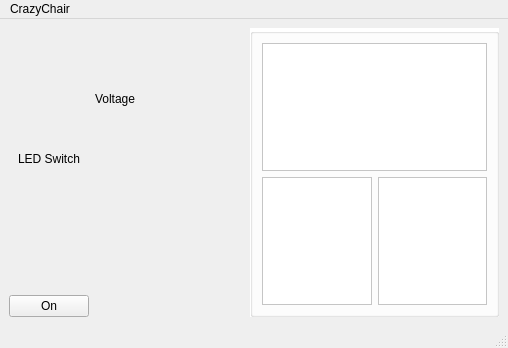
The window that src/UIs/MainWindow.ui (cooolallen/CrazyChair) describes before a commit, drawn with Qt 5.
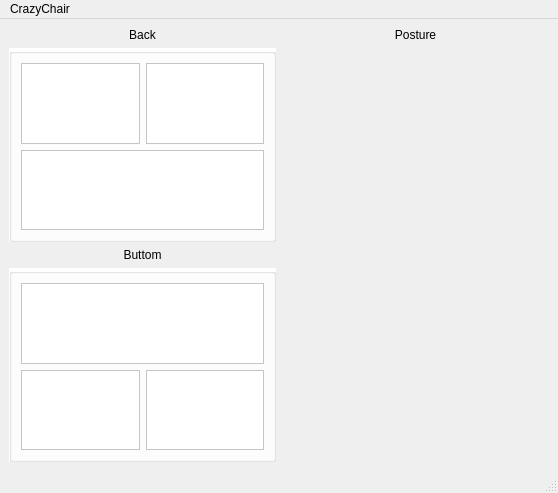
The same window after the commit.

Commit message: UI update and initial the SVM module

Diff of the .ui file:
```diff
--- a/src/UIs/MainWindow.ui
+++ b/src/UIs/MainWindow.ui
@@ -6,82 +6,87 @@
    <rect>
     <x>0</x>
     <y>0</y>
-    <width>508</width>
-    <height>348</height>
+    <width>558</width>
+    <height>493</height>
    </rect>
   </property>
   <property name="windowTitle">
    <string>MainWindow</string>
   </property>
   <widget class="QWidget" name="centralwidget">
-   <layout class="QHBoxLayout" name="horizontalLayout_5">
-    <item>
-     <layout class="QHBoxLayout" name="horizontalLayout_4" stretch="10,30,50">
-      <item>
-       <layout class="QVBoxLayout" name="verticalLayout_2">
-        <item>
+   <layout class="QGridLayout" name="gridLayout_3">
+    <item row="0" column="0">
          <layout class="QHBoxLayout" name="horizontalLayout">
           <item>
-           <spacer name="horizontalSpacer_2">
-            <property name="orientation">
-             <enum>Qt::Horizontal</enum>
-            </property>
-            <property name="sizeHint" stdset="0">
-             <size>
-              <width>40</width>
-              <height>20</height>
-             </size>
-            </property>
-           </spacer>
-          </item>
+       <layout class="QVBoxLayout" name="verticalLayout_4" stretch="0,100,0,100">
           <item>
-           <widget class="QLabel" name="label">
+         <widget class="QLabel" name="label_4">
             <property name="text">
-             <string>LED Switch</string>
-            </property>
-           </widget>
-          </item>
-          <item>
-           <spacer name="horizontalSpacer">
-            <property name="orientation">
-             <enum>Qt::Horizontal</enum>
-            </property>
-            <property name="sizeHint" stdset="0">
-             <size>
-              <width>40</width>
-              <height>20</height>
-             </size>
-            </property>
-           </spacer>
-          </item>
-         </layout>
-        </item>
-        <item>
-         <widget class="QPushButton" name="ledButton">
-          <property name="text">
-           <string>On</string>
-          </property>
+           <string>Back</string>
+          </property>
+          <property name="alignment">
+           <set>Qt::AlignCenter</set>
+          </property>
          </widget>
         </item>
-       </layout>
-      </item>
       <item>
+         <widget class="QGroupBox" name="back">
+          <property name="styleSheet">
+           <string notr="true">QWidget {
+	background-color: #fff
+}</string>
+          </property>
+          <layout class="QGridLayout" name="gridLayout_2">
+           <item row="0" column="0">
        <layout class="QVBoxLayout" name="verticalLayout">
         <item>
-         <widget class="QLabel" name="label_2">
-          <property name="text">
-           <string>Voltage</string>
-          </property>
+              <layout class="QHBoxLayout" name="horizontalLayout_5">
+               <item>
+                <widget class="QFrame" name="backLeft">
+                 <property name="frameShape">
+                  <enum>QFrame::StyledPanel</enum>
+                 </property>
+                 <property name="frameShadow">
+                  <enum>QFrame::Raised</enum>
+                 </property>
          </widget>
         </item>
         <item>
-         <widget class="QLabel" name="voltage">
-          <property name="text">
-           <string/>
-          </property>
+                <widget class="QFrame" name="backRight">
+                 <property name="frameShape">
+                  <enum>QFrame::StyledPanel</enum>
+                 </property>
+                 <property name="frameShadow">
+                  <enum>QFrame::Raised</enum>
+                 </property>
          </widget>
         </item>
        </layout>
+             </item>
+             <item>
+              <widget class="QFrame" name="backDown">
+               <property name="frameShape">
+                <enum>QFrame::StyledPanel</enum>
+               </property>
+               <property name="frameShadow">
+                <enum>QFrame::Raised</enum>
+               </property>
+              </widget>
+             </item>
+            </layout>
+           </item>
+          </layout>
+         </widget>
+        </item>
+        <item>
+         <widget class="QLabel" name="label_3">
+          <property name="text">
+           <string>Buttom</string>
+          </property>
+          <property name="alignment">
+           <set>Qt::AlignCenter</set>
+          </property>
+         </widget>
       </item>
       <item>
        <widget class="QGroupBox" name="bottom">
@@ -138,6 +143,29 @@
       </item>
      </layout>
     </item>
+      <item>
+       <layout class="QVBoxLayout" name="verticalLayout_2" stretch="0,100">
+        <item>
+         <widget class="QLabel" name="label_5">
+          <property name="text">
+           <string>Posture</string>
+          </property>
+          <property name="alignment">
+           <set>Qt::AlignCenter</set>
+          </property>
+         </widget>
+        </item>
+        <item>
+         <widget class="QLabel" name="label">
+          <property name="text">
+           <string/>
+          </property>
+         </widget>
+        </item>
+       </layout>
+      </item>
+     </layout>
+    </item>
    </layout>
   </widget>
   <widget class="QMenuBar" name="menubar">
@@ -145,7 +173,7 @@
     <rect>
      <x>0</x>
      <y>0</y>
-     <width>508</width>
+     <width>558</width>
      <height>22</height>
     </rect>
    </property>
```
Lines whose indentation alone changed are shown as unchanged. The commit also changes 5 other files.
